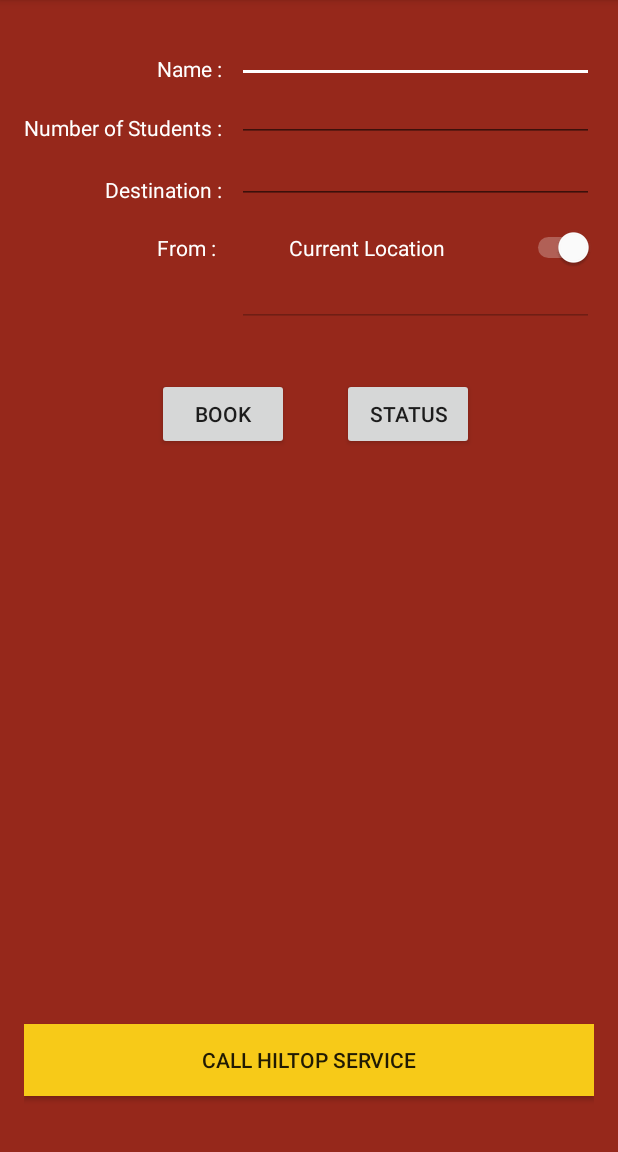
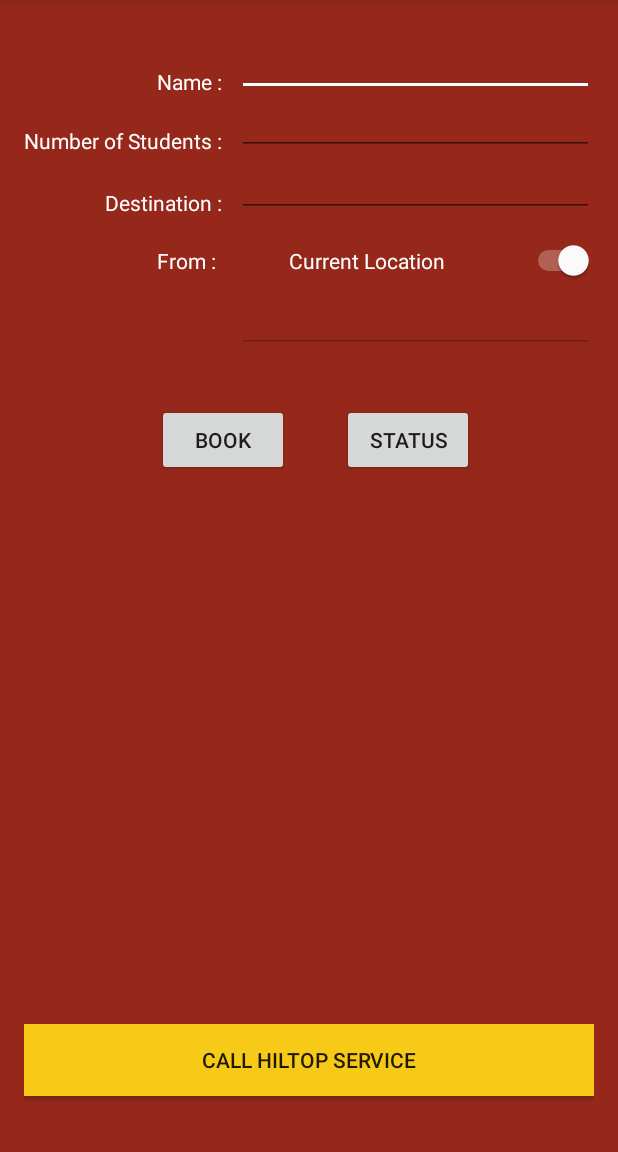
Before and after one commit to soniclavier/android, an Android app: the BookActivity screen opened directly, with no data from a screen before it, on a phone screen of 412 x 824 dp, the part 84-1236 px from its top. Run offline under Robolectric (Android 15) with nearby library versions, the phone set to English and light mode, and no system bars; our stand-ins replace Volley.

Commit message:
hilltop app user module changes

```diff
--- a/hilltop/src/main/AndroidManifest.xml
+++ b/hilltop/src/main/AndroidManifest.xml
@@ -97,7 +97,7 @@
         <activity
             android:name=".TrackVehicle"
             android:label="@string/title_activity_track_vehicle"
-            android:launchMode="singleInstance"/>
+            />
         <!--
              ATTENTION: This was auto-generated to add Google Play services to your project for
              App Indexing.  See https://g.co/AppIndexing/AndroidStudio for more information.
--- a/hilltop/src/main/java/com/example/vishnu/hilltop/BookActivity.java
+++ b/hilltop/src/main/java/com/example/vishnu/hilltop/BookActivity.java
@@ -10,6 +10,8 @@ import android.content.pm.PackageManager;
 import android.location.Address;
 import android.location.Geocoder;
 import android.location.Location;
+import android.net.ConnectivityManager;
+import android.net.NetworkInfo;
 import android.net.Uri;
 import android.os.Handler;
 import android.os.Message;
@@ -24,6 +26,7 @@ import android.widget.CompoundButton;
 import android.widget.EditText;
 import android.widget.Switch;
 import android.widget.TextView;
+import android.widget.Toast;
 
 import com.android.volley.AuthFailureError;
 import com.android.volley.Cache;
@@ -171,7 +174,7 @@ public class BookActivity extends AppCompatActivity {
                     } else {
                         message.what = 1;
                         Bundle bundle = new Bundle();
-                        result = "Unable to get address for this location";
+                        result = latitude+","+longitude;
                         bundle.putString("address", result);
                         message.setData(bundle);
                     }
@@ -199,6 +202,10 @@ public class BookActivity extends AppCompatActivity {
         // Start the queue
         mRequestQueue.start();
 
+        if (!isNetworkAvailable()) {
+            Toast toast = Toast.makeText(this,"Please check your internet connectivity",Toast.LENGTH_LONG);
+            toast.show();
+        }
 
         Switch takeCurrentLocation = (Switch) findViewById(R.id.switchBook);
         takeCurrentLocation.setOnCheckedChangeListener(new CompoundButton.OnCheckedChangeListener() {
@@ -212,7 +219,10 @@ public class BookActivity extends AppCompatActivity {
                     if (b != null) {
                         Double latitude = b.getDouble("lat");
                         Double longitude = b.getDouble("lon");
-                        getAddressFromLocation(latitude, longitude, getApplicationContext(), new UpdateFromLocHandler());
+                        if (isNetworkAvailable())
+                            getAddressFromLocation(latitude, longitude, getApplicationContext(), new UpdateFromLocHandler());
+                        else
+                            fromLoc.setText(latitude+","+longitude);
                     } else {
                         fromLoc.setText("Could not retrieve your current location");
                         findViewById(R.id.bookButton).setEnabled(false);
@@ -307,5 +317,10 @@ public class BookActivity extends AppCompatActivity {
         startActivity(callIntent);
     }
 
-
+    private boolean isNetworkAvailable() {
+        ConnectivityManager connectivityManager
+                = (ConnectivityManager) getSystemService(Context.CONNECTIVITY_SERVICE);
+        NetworkInfo activeNetworkInfo = connectivityManager.getActiveNetworkInfo();
+        return activeNetworkInfo != null && activeNetworkInfo.isConnected();
+    }
 }
--- a/hilltop/src/main/res/layout/activity_book.xml
+++ b/hilltop/src/main/res/layout/activity_book.xml
@@ -57,7 +57,7 @@
         android:layout_width="wrap_content"
         android:layout_height="wrap_content"
         android:id="@+id/studentName"
-        android:textSize="20px"
+        android:textSize="@dimen/font_size"
         android:singleLine="true"
         android:textColor="@color/white"
         android:layout_alignParentTop="true"
@@ -84,7 +84,7 @@
         android:layout_width="wrap_content"
         android:layout_height="wrap_content"
         android:id="@+id/numStudents"
-        android:textSize="20px"
+        android:textSize="@dimen/font_size"
         android:singleLine="true"
         android:textColor="@color/white"
         android:layout_above="@+id/destLabel"
@@ -96,7 +96,7 @@
         android:layout_width="wrap_content"
         android:layout_height="wrap_content"
         android:id="@+id/destination"
-        android:textSize="20px"
+        android:textSize="@dimen/font_size"
         android:singleLine="true"
         android:textColor="@color/white"
         android:layout_above="@+id/fromLabel"
@@ -108,7 +108,7 @@
         android:layout_width="wrap_content"
         android:layout_height="wrap_content"
         android:id="@+id/fromLoc"
-        android:textSize="20px"
+        android:textSize="@dimen/font_size"
         android:singleLine="true"
         android:enabled="false"
         android:textColor="@color/white"
--- a/hilltop/src/main/res/values/dimens.xml
+++ b/hilltop/src/main/res/values/dimens.xml
@@ -3,4 +3,5 @@
     <dimen name="activity_horizontal_margin">16dp</dimen>
     <dimen name="activity_vertical_margin">16dp</dimen>
     <dimen name="fab_margin">16dp</dimen>
+    <dimen name="font_size">30px</dimen>
 </resources>
```
Also changed, not shown: hilltop/src/main/java/com/example/vishnu/hilltop/BookingStatus.java (+15 -1 lines), hilltop/src/main/java/com/example/vishnu/hilltop/StudentLogin.java (+18 -1 lines), hilltop/src/main/java/com/example/vishnu/hilltop/TrackVehicle.java (+124 -31 lines), hilltop/gradle/wrapper/gradle-wrapper.properties (added), 7 other files.
